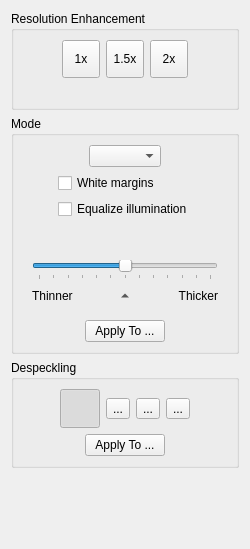
This is src/filters/output/ui/OutputOptionsWidget.ui in ImageProcessing-ElectronicPublications/scantailor-experimental as Qt 5 draws it before an edit. The edited form follows.
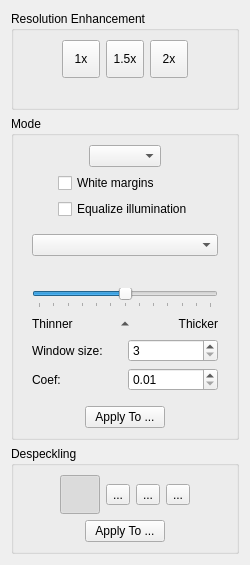
This is the edited form. Icons and pictures are not drawn.

Commit message: 0.2023.07.27: threshold method

```diff
--- a/src/filters/output/ui/OutputOptionsWidget.ui
+++ b/src/filters/output/ui/OutputOptionsWidget.ui
@@ -230,6 +230,9 @@
       <item>
        <widget class="QWidget" name="bwOptions" native="true">
         <layout class="QVBoxLayout" name="verticalLayout">
+         <item>
+          <widget class="QComboBox" name="thresholdMethodSelector"/>
+         </item>
          <item>
           <layout class="QHBoxLayout" name="horizontalLayout_12">
            <item>
@@ -344,6 +347,53 @@
            </item>
           </layout>
          </item>
+         <item>
+          <layout class="QGridLayout" name="gridLayout">
+           <item row="0" column="0">
+            <widget class="QLabel" name="thresholdWindowSizeLabel">
+             <property name="text">
+              <string>Window size:</string>
+             </property>
+            </widget>
+           </item>
+           <item row="0" column="1">
+            <widget class="QSpinBox" name="thresholdWindowSize">
+             <property name="toolTip">
+              <string>The dimensions of a pixel neighborhood to consider.</string>
+             </property>
+             <property name="minimum">
+              <number>3</number>
+             </property>
+             <property name="maximum">
+              <number>9999</number>
+             </property>
+            </widget>
+           </item>
+           <item row="1" column="0">
+            <widget class="QLabel" name="thresholdCoefLabel">
+             <property name="text">
+              <string>Coef:</string>
+             </property>
+            </widget>
+           </item>
+           <item row="1" column="1">
+            <widget class="QDoubleSpinBox" name="thresholdCoef">
+             <property name="toolTip">
+              <string>Default value is 0.34.</string>
+             </property>
+             <property name="minimum">
+              <double>0.01</double>
+             </property>
+             <property name="maximum">
+              <double>9.99</double>
+             </property>
+             <property name="singleStep">
+              <double>0.01</double>
+             </property>
+            </widget>
+           </item>
+          </layout>
+         </item>
         </layout>
        </widget>
       </item>
```
The commit also changes 8 other files.
